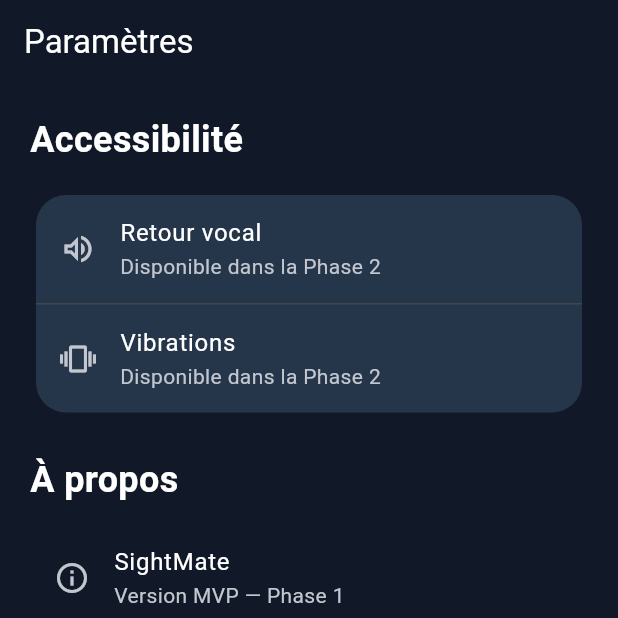
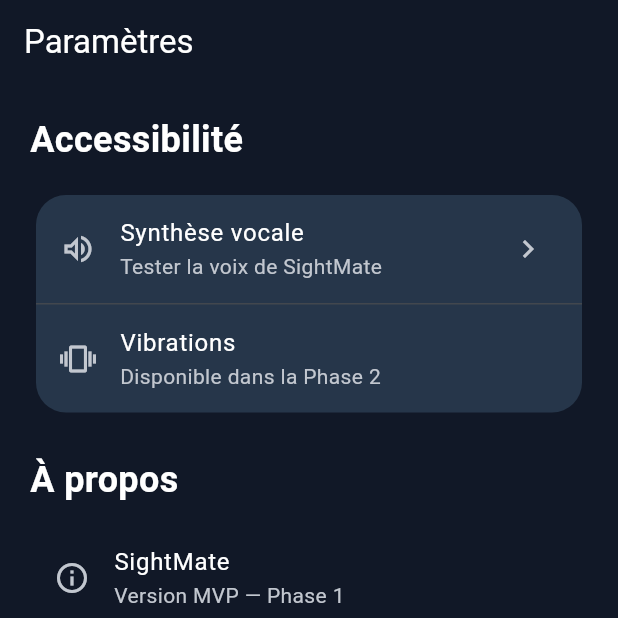
Before and after one commit to RogKenzas/sightmate, a Flutter app: the SettingsScreen screen opened by its route, on a phone screen of 412 x 824 dp, the top half of it. Run offline on Flutter 3.47's test engine with Material 3 defaults, Android fonts, the phone set to English and light mode, and no system bars; our stand-ins replace camera, flutter_tts, go_router, material_ui.

Commit message:
feat(mobile): add local text-to-speech service

```diff
--- a/lib/app/app.dart
+++ b/lib/app/app.dart
@@ -1,4 +1,3 @@
-
 import 'package:material_ui/material_ui.dart';
 
 import '../core/theme/app_theme.dart';
--- a/lib/app/app_router.dart
+++ b/lib/app/app_router.dart
@@ -1,4 +1,5 @@
 import 'package:go_router/go_router.dart';
+import 'package:sightmate/features/speech/presentations/speech_test_screen.dart';
 
 import '../features/home/presentation/home_screen.dart';
 import '../features/settings/presentation/settings_screen.dart';
@@ -25,6 +26,11 @@ class AppRouter {
         name: 'settings',
         builder: (context, state) => const SettingsScreen(),
       ),
+      GoRoute(
+        path: '/speech-test',
+        name: 'speech-test',
+        builder: (context, state) => const SpeechTestScreen(),
+      ),
     ],
   );
 }
--- a/lib/components/camera_icon_button.dart
+++ b/lib/components/camera_icon_button.dart
@@ -1,4 +1,3 @@
-
 import 'package:material_ui/material_ui.dart';
 
 class CameraIconButton extends StatelessWidget {
--- a/lib/features/settings/presentation/settings_screen.dart
+++ b/lib/features/settings/presentation/settings_screen.dart
@@ -1,4 +1,4 @@
-
+import 'package:go_router/go_router.dart';
 import 'package:material_ui/material_ui.dart';
 
 class SettingsScreen extends StatelessWidget {
@@ -7,57 +7,45 @@ class SettingsScreen extends StatelessWidget {
   @override
   Widget build(BuildContext context) {
     return Scaffold(
-      appBar: AppBar(
-        title: const Text('Paramètres'),
-      ),
+      appBar: AppBar(title: const Text('Paramètres')),
       body: SafeArea(
         child: ListView(
           padding: const EdgeInsets.all(20),
-          children: const [
-            Text(
+          children: [
+            const Text(
               'Accessibilité',
-              style: TextStyle(
-                fontSize: 24,
-                fontWeight: FontWeight.bold,
-              ),
+              style: TextStyle(fontSize: 24, fontWeight: FontWeight.bold),
             ),
-            SizedBox(height: 16),
+            const SizedBox(height: 16),
             Card(
               child: Column(
                 children: [
                   ListTile(
-                    leading: Icon(Icons.volume_up_outlined),
-                    title: Text('Retour vocal'),
-                    subtitle: Text(
-                      'Disponible dans la Phase 2',
-                    ),
+                    leading: const Icon(Icons.volume_up_outlined),
+                    title: const Text('Synthèse vocale'),
+                    subtitle: const Text('Tester la voix de SightMate'),
+                    trailing: const Icon(Icons.chevron_right),
+                    onTap: () => context.push('/speech-test'),
                   ),
-                  Divider(height: 1),
+                  const Divider(height: 1),
                   ListTile(
                     leading: Icon(Icons.vibration),
                     title: Text('Vibrations'),
-                    subtitle: Text(
-                      'Disponible dans la Phase 2',
-                    ),
+                    subtitle: Text('Disponible dans la Phase 2'),
                   ),
                 ],
               ),
             ),
-            SizedBox(height: 24),
-            Text(
+            const SizedBox(height: 24),
+            const Text(
               'À propos',
-              style: TextStyle(
-                fontSize: 24,
-                fontWeight: FontWeight.bold,
-              ),
+              style: TextStyle(fontSize: 24, fontWeight: FontWeight.bold),
             ),
-            SizedBox(height: 12),
-            ListTile(
+            const SizedBox(height: 12),
+            const ListTile(
               leading: Icon(Icons.info_outline),
               title: Text('SightMate'),
-              subtitle: Text(
-                'Version MVP — Phase 1',
-              ),
+              subtitle: Text('Version MVP — Phase 1'),
             ),
           ],
         ),
--- a/pubspec.yaml
+++ b/pubspec.yaml
@@ -39,6 +39,7 @@ dependencies:
   camera: ^0.12.2
   camera_android: ^0.10.13
   camera_platform_interface: ^2.15.0
+  flutter_tts: ^4.2.5
 
 dev_dependencies:
   flutter_test:
```
Also changed, not shown: lib/core/service/speech_service.dart (added, +58 -0 lines), lib/core/theme/app_theme.dart (+3 -5 lines), lib/features/camera/presentation/camera_screen.dart (+23 -75 lines), lib/features/speech/presentations/speech_test_screen.dart (added, +211 -0 lines), lib/features/speech/domains/speech_priority.dart (line endings or trailing spaces), lib/features/speech/presentations/speech_settings_screen.dart (line endings or trailing spaces), pubspec.lock, 3 other files.
